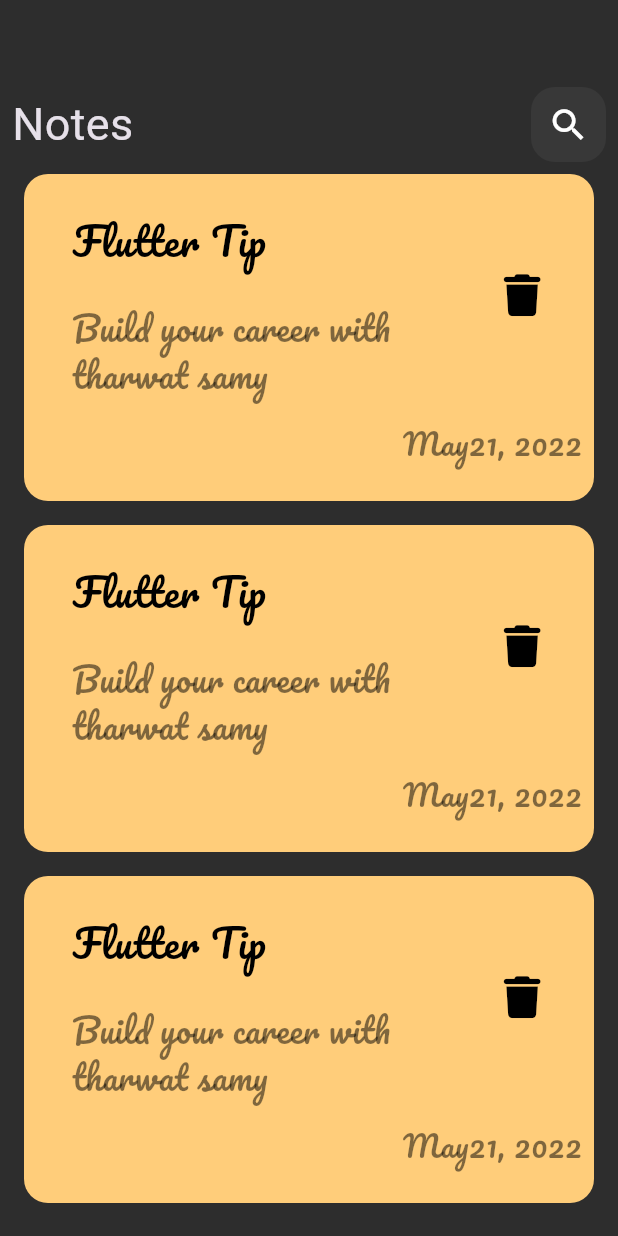
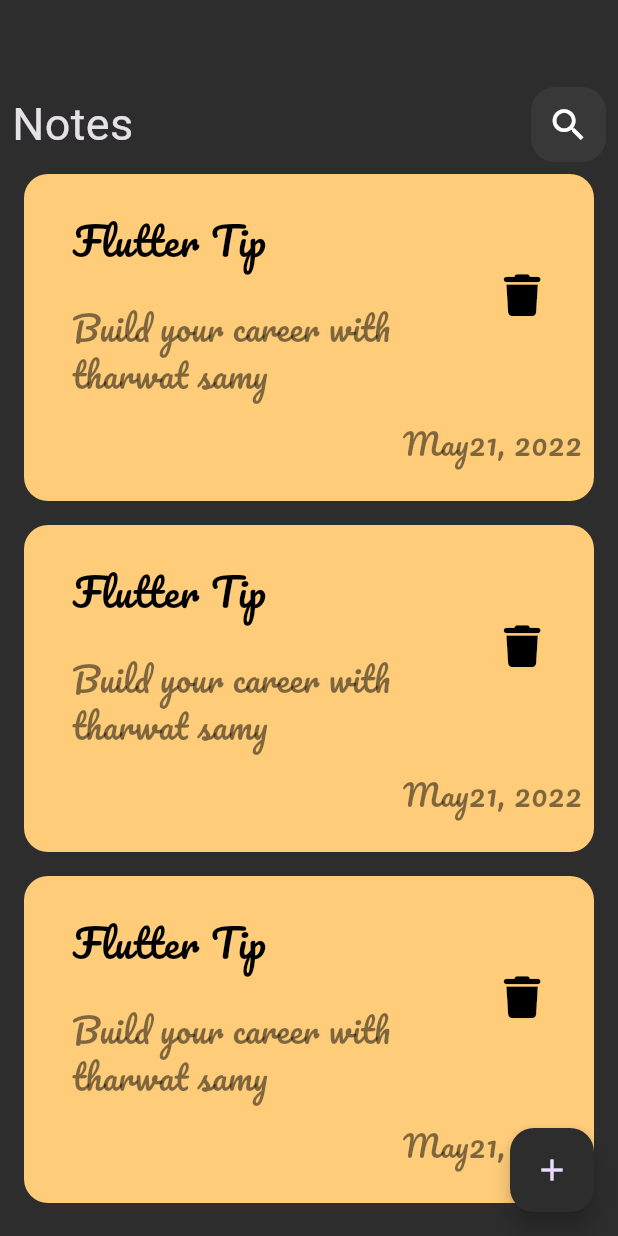
Before and after one commit to salahsaleh1015/-Complete-Flutter-Dart-Development-Course, a Flutter app: the screen it shows after launch, on a phone screen of 412 x 824 dp. Run offline on Flutter 3.47's test engine with Material 3 defaults, Android fonts, the phone set to English and light mode, and no system bars; our stand-ins replace audioplayers, dio, flutter_bloc, font_awesome_flutter, modal_progress_hud_nsn.

Commit message:
Notes App (create floating action button)

```diff
--- a/lib/notes_app/views/notes_view.dart
+++ b/lib/notes_app/views/notes_view.dart
@@ -1,16 +1,19 @@
-
 import 'package:complete_flutter_dart_development_course/notes_app/widgets/notes_view_body.dart';
 import 'package:flutter/material.dart';
-
 
 class NotesView extends StatelessWidget {
   const NotesView({super.key});
 
   @override
   Widget build(BuildContext context) {
-    return const Scaffold(
-      backgroundColor: Color(0xff2d2d2d),
-      body: NotesViewBody(),
+    return Scaffold(
+      backgroundColor: const Color(0xff2d2d2d),
+      body: const NotesViewBody(),
+      floatingActionButton: FloatingActionButton(
+        backgroundColor: const Color(0xff2d2d2d),
+        onPressed: () {},
+        child: const Icon(Icons.add),
+      ),
     );
   }
 }
--- /dev/null
+++ b/lib/notes_app/widgets/notes_list_view.dart
@@ -0,0 +1,16 @@
+
+
+
+import 'package:complete_flutter_dart_development_course/notes_app/widgets/note_item_widget.dart';
+import 'package:flutter/material.dart';
+
+class NotesListView extends StatelessWidget {
+  const NotesListView({super.key});
+
+  @override
+  Widget build(BuildContext context) {
+    return  ListView.builder(itemBuilder: (context, index) {
+      return const CustomNoteItem();
+    });
+  }
+}
--- a/lib/notes_app/widgets/notes_view_body.dart
+++ b/lib/notes_app/widgets/notes_view_body.dart
@@ -1,5 +1,6 @@
 import 'package:complete_flutter_dart_development_course/notes_app/widgets/custom_app_bar.dart';
 import 'package:complete_flutter_dart_development_course/notes_app/widgets/note_item_widget.dart';
+import 'package:complete_flutter_dart_development_course/notes_app/widgets/notes_list_view.dart';
 import 'package:flutter/material.dart';
 
 class NotesViewBody extends StatelessWidget {
@@ -21,15 +22,3 @@ class NotesViewBody extends StatelessWidget {
     );
   }
 }
-
-
-class NotesListView extends StatelessWidget {
-  const NotesListView({super.key});
-
-  @override
-  Widget build(BuildContext context) {
-    return  ListView.builder(itemBuilder: (context, index) {
-      return const CustomNoteItem();
-    });
-  }
-}
```
